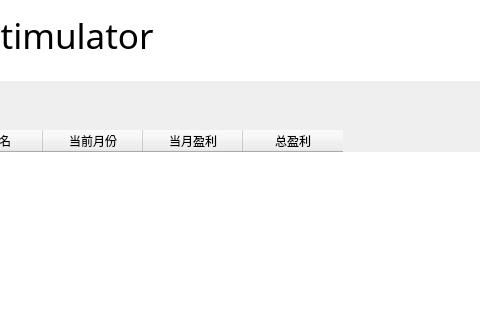
Above: VirtualStock_dir/mainwindow.ui from Vks-Feng/Nullptr before the change; both pictures show x 217 to 697 and y 0 to 320 of the 1011 by 725 pixel window. Below: the same form after it.
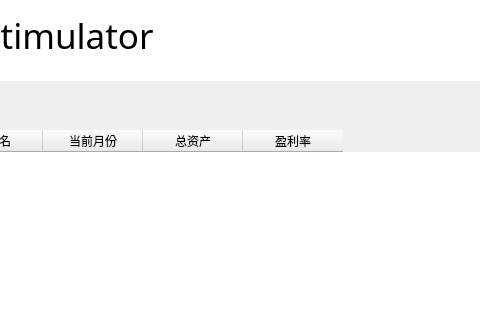
That is the form after the change. The open tabs and pages were chosen to show the change. Icons and pictures are not drawn.

```diff
--- a/VirtualStock_dir/mainwindow.ui
+++ b/VirtualStock_dir/mainwindow.ui
@@ -401,12 +401,12 @@
         </column>
         <column>
          <property name="text">
-          <string>当月盈利</string>
+          <string>总资产</string>
          </property>
         </column>
         <column>
          <property name="text">
-          <string>总盈利</string>
+          <string>盈利率</string>
          </property>
         </column>
        </widget>
```
Left out of the diff: 15 changed lines with no effect on the pictures.
